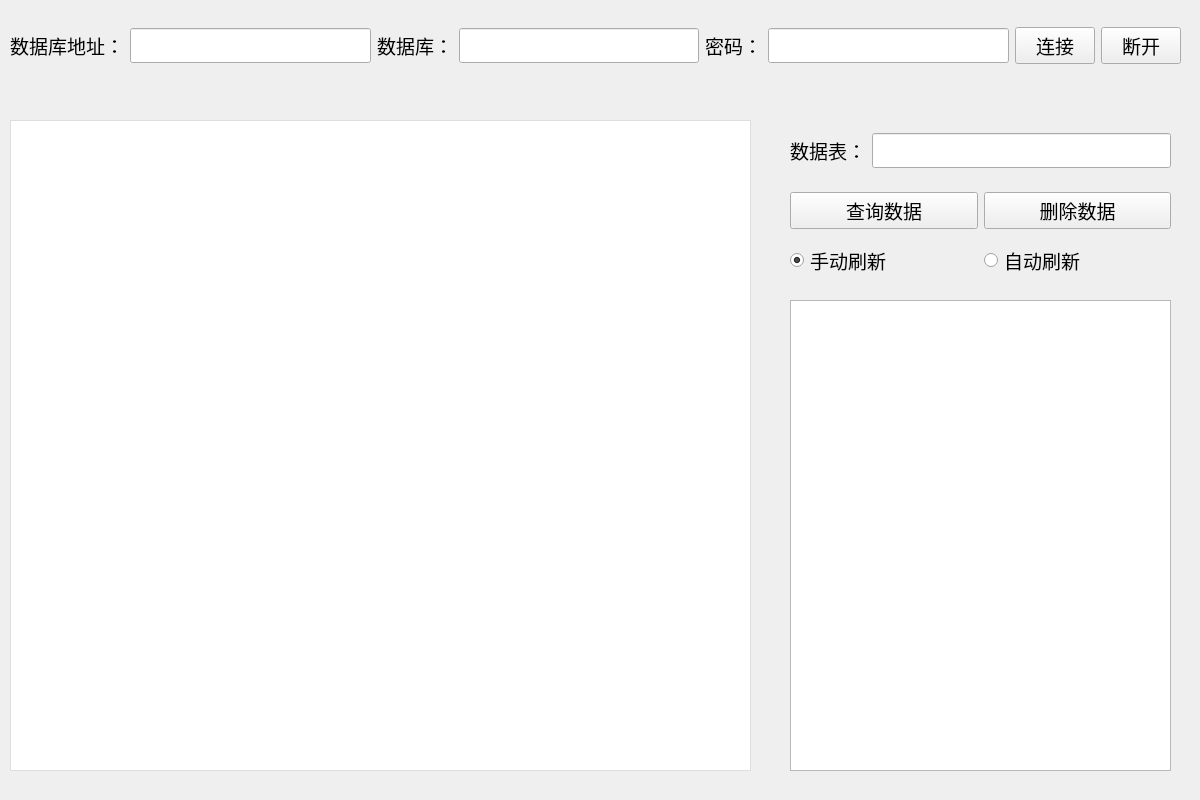
Qt form datebase_link.ui (splendidhe/Pyqt_visualization) before a commit.
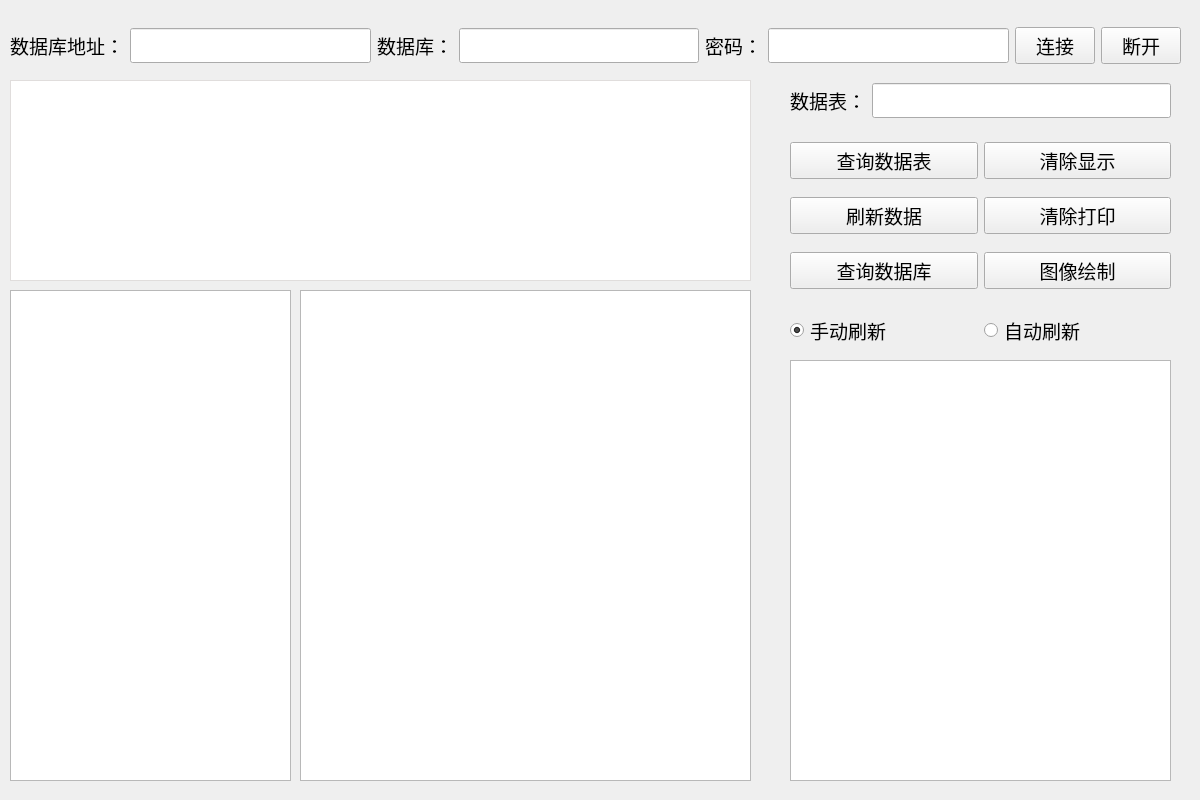
The same form after that commit.

Commit message: 初步完成数据可视化

Diff of the .ui file:
```diff
--- a/datebase_link.ui
+++ b/datebase_link.ui
@@ -28,9 +28,9 @@
    <property name="geometry">
     <rect>
      <x>10</x>
-     <y>120</y>
+     <y>80</y>
      <width>741</width>
-     <height>651</height>
+     <height>201</height>
     </rect>
    </property>
    <property name="styleSheet">
@@ -215,86 +215,13 @@
     </item>
    </layout>
   </widget>
-  <widget class="QWidget" name="horizontalLayoutWidget_2">
-   <property name="geometry">
-    <rect>
-     <x>790</x>
-     <y>190</y>
-     <width>381</width>
-     <height>41</height>
-    </rect>
-   </property>
-   <layout class="QHBoxLayout" name="horizontalLayout_2">
-    <item>
-     <widget class="QPushButton" name="pushButton_3">
-      <property name="font">
-       <font>
-        <family>宋体</family>
-        <pointsize>14</pointsize>
-       </font>
-      </property>
-      <property name="text">
-       <string>查询数据</string>
-      </property>
-     </widget>
-    </item>
-    <item>
-     <widget class="QPushButton" name="pushButton_4">
-      <property name="font">
-       <font>
-        <family>宋体</family>
-        <pointsize>14</pointsize>
-       </font>
-      </property>
-      <property name="text">
-       <string>删除数据</string>
-      </property>
-     </widget>
-    </item>
-   </layout>
-  </widget>
-  <widget class="QWidget" name="horizontalLayoutWidget_3">
-   <property name="geometry">
-    <rect>
-     <x>790</x>
-     <y>130</y>
-     <width>381</width>
-     <height>41</height>
-    </rect>
-   </property>
-   <layout class="QHBoxLayout" name="horizontalLayout_3">
-    <item>
-     <widget class="QLabel" name="label_4">
-      <property name="font">
-       <font>
-        <family>宋体</family>
-        <pointsize>14</pointsize>
-       </font>
-      </property>
-      <property name="text">
-       <string>数据表：</string>
-      </property>
-     </widget>
-    </item>
-    <item>
-     <widget class="QLineEdit" name="lineEdit_4">
-      <property name="font">
-       <font>
-        <family>宋体</family>
-        <pointsize>14</pointsize>
-       </font>
-      </property>
-     </widget>
-    </item>
-   </layout>
-  </widget>
   <widget class="QPlainTextEdit" name="plainTextEdit">
    <property name="geometry">
     <rect>
      <x>790</x>
-     <y>300</y>
+     <y>360</y>
      <width>381</width>
-     <height>471</height>
+     <height>421</height>
     </rect>
    </property>
    <property name="font">
@@ -308,7 +235,7 @@
    <property name="geometry">
     <rect>
      <x>790</x>
-     <y>240</y>
+     <y>310</y>
      <width>381</width>
      <height>41</height>
     </rect>
@@ -348,6 +275,173 @@
     </item>
    </layout>
   </widget>
+  <widget class="QWidget" name="horizontalLayoutWidget_3">
+   <property name="geometry">
+    <rect>
+     <x>790</x>
+     <y>80</y>
+     <width>381</width>
+     <height>41</height>
+    </rect>
+   </property>
+   <layout class="QHBoxLayout" name="horizontalLayout_3">
+    <item>
+     <widget class="QLabel" name="label_4">
+      <property name="font">
+       <font>
+        <family>宋体</family>
+        <pointsize>14</pointsize>
+       </font>
+      </property>
+      <property name="text">
+       <string>数据表：</string>
+      </property>
+     </widget>
+    </item>
+    <item>
+     <widget class="QLineEdit" name="lineEdit_4">
+      <property name="font">
+       <font>
+        <family>宋体</family>
+        <pointsize>14</pointsize>
+       </font>
+      </property>
+     </widget>
+    </item>
+   </layout>
+  </widget>
+  <widget class="QWidget" name="gridLayoutWidget">
+   <property name="geometry">
+    <rect>
+     <x>790</x>
+     <y>130</y>
+     <width>381</width>
+     <height>171</height>
+    </rect>
+   </property>
+   <layout class="QGridLayout" name="gridLayout">
+    <item row="1" column="0">
+     <widget class="QPushButton" name="pushButton_5">
+      <property name="font">
+       <font>
+        <family>宋体</family>
+        <pointsize>14</pointsize>
+       </font>
+      </property>
+      <property name="text">
+       <string>刷新数据</string>
+      </property>
+     </widget>
+    </item>
+    <item row="1" column="1">
+     <widget class="QPushButton" name="pushButton_6">
+      <property name="font">
+       <font>
+        <family>宋体</family>
+        <pointsize>14</pointsize>
+       </font>
+      </property>
+      <property name="text">
+       <string>清除打印</string>
+      </property>
+     </widget>
+    </item>
+    <item row="0" column="0">
+     <widget class="QPushButton" name="pushButton_3">
+      <property name="font">
+       <font>
+        <family>宋体</family>
+        <pointsize>14</pointsize>
+       </font>
+      </property>
+      <property name="text">
+       <string>查询数据表</string>
+      </property>
+     </widget>
+    </item>
+    <item row="0" column="1">
+     <widget class="QPushButton" name="pushButton_4">
+      <property name="font">
+       <font>
+        <family>宋体</family>
+        <pointsize>14</pointsize>
+       </font>
+      </property>
+      <property name="text">
+       <string>清除显示</string>
+      </property>
+     </widget>
+    </item>
+    <item row="2" column="0">
+     <widget class="QPushButton" name="pushButton_7">
+      <property name="font">
+       <font>
+        <family>宋体</family>
+        <pointsize>14</pointsize>
+       </font>
+      </property>
+      <property name="text">
+       <string>查询数据库</string>
+      </property>
+     </widget>
+    </item>
+    <item row="2" column="1">
+     <widget class="QPushButton" name="pushButton_8">
+      <property name="font">
+       <font>
+        <family>宋体</family>
+        <pointsize>14</pointsize>
+       </font>
+      </property>
+      <property name="text">
+       <string>图像绘制</string>
+      </property>
+     </widget>
+    </item>
+   </layout>
+  </widget>
+  <widget class="QTreeView" name="treeView">
+   <property name="geometry">
+    <rect>
+     <x>10</x>
+     <y>290</y>
+     <width>281</width>
+     <height>491</height>
+    </rect>
+   </property>
+   <property name="styleSheet">
+    <string notr="true">QTreeView::header::section {
+    height: 0px;  /* 设置高度为0，隐藏头部 */
+    border: none; /* 去除边框 */
+    padding: 0px; /* 去除内边距 */
+    margin: 0px; /* 去除外边距 */
+}
+ui-&gt;treeWidget-&gt;header()-&gt;setVisible(false);
+QTreeView::item {
+    border: none;  /* 去除节点边框 */
+    padding: 3px;  /* 设置节点间距 */
+    font-weight: normal;  /* 设置字体为 normal */
+}
+QTreeView::item:hover {
+    background-color: #e6e6e6;  /* 设置鼠标悬停时的背景色 */
+}
+QTreeView::item:selected {
+    background-color: #b2d9ff;  /* 设置选中时的背景色 */
+    color: #ffffff;  /* 设置选中时的字体颜色 */
+}
+</string>
+   </property>
+  </widget>
+  <widget class="QGraphicsView" name="graphicsView">
+   <property name="geometry">
+    <rect>
+     <x>300</x>
+     <y>290</y>
+     <width>451</width>
+     <height>491</height>
+    </rect>
+   </property>
+  </widget>
  </widget>
  <resources/>
  <connections/>
```
The commit also changes 7 other files.
